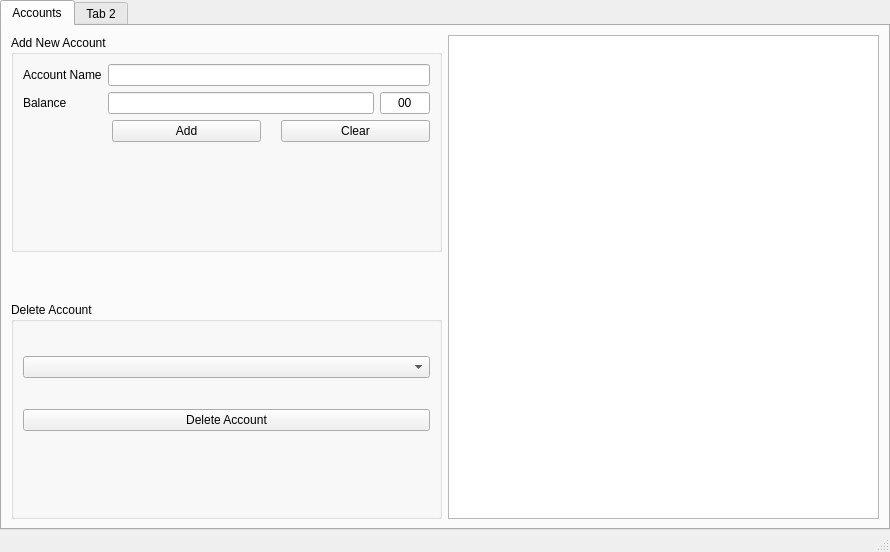
The window that dashboard.ui (kaveenhyacinth/Gerbil-expense-tracker) describes before a commit, drawn with Qt 5.
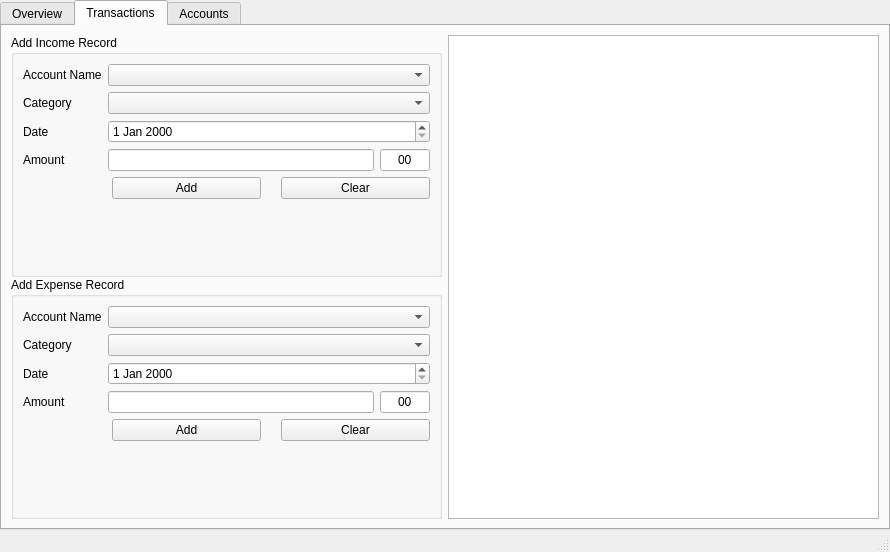
The same window after the commit.

Commit message: Add add-transaction feature

Patch:
```diff
--- a/dashboard.ui
+++ b/dashboard.ui
@@ -33,8 +33,299 @@
     <item>
      <widget class="QTabWidget" name="tabWidget">
       <property name="currentIndex">
-       <number>0</number>
+       <number>1</number>
       </property>
+      <widget class="QWidget" name="tbOverview">
+       <attribute name="title">
+        <string>Overview</string>
+       </attribute>
+      </widget>
+      <widget class="QWidget" name="tbTransaction">
+       <attribute name="title">
+        <string>Transactions</string>
+       </attribute>
+       <layout class="QVBoxLayout" name="verticalLayout_7">
+        <item>
+         <layout class="QHBoxLayout" name="horizontalLayout_4">
+          <item>
+           <layout class="QVBoxLayout" name="verticalLayout_5">
+            <property name="spacing">
+             <number>0</number>
+            </property>
+            <item>
+             <widget class="QGroupBox" name="groupBox_3">
+              <property name="title">
+               <string>Add Income Record</string>
+              </property>
+              <layout class="QFormLayout" name="formLayout_2">
+               <item row="0" column="0">
+                <widget class="QLabel" name="label_4">
+                 <property name="text">
+                  <string>Account Name</string>
+                 </property>
+                </widget>
+               </item>
+               <item row="0" column="1">
+                <widget class="QComboBox" name="cmbTrInAccount"/>
+               </item>
+               <item row="1" column="0">
+                <widget class="QLabel" name="label_7">
+                 <property name="text">
+                  <string>Category</string>
+                 </property>
+                </widget>
+               </item>
+               <item row="1" column="1">
+                <widget class="QComboBox" name="cmbTrInCategory"/>
+               </item>
+               <item row="2" column="0">
+                <widget class="QLabel" name="label_8">
+                 <property name="text">
+                  <string>Date</string>
+                 </property>
+                </widget>
+               </item>
+               <item row="2" column="1">
+                <widget class="QDateEdit" name="dtTrInDate"/>
+               </item>
+               <item row="3" column="0">
+                <widget class="QLabel" name="label_6">
+                 <property name="text">
+                  <string>Amount</string>
+                 </property>
+                </widget>
+               </item>
+               <item row="3" column="1">
+                <layout class="QHBoxLayout" name="horizontalLayout_6">
+                 <item>
+                  <widget class="QLineEdit" name="txtTrInAmount">
+                   <property name="alignment">
+                    <set>Qt::AlignRight|Qt::AlignTrailing|Qt::AlignVCenter</set>
+                   </property>
+                  </widget>
+                 </item>
+                 <item>
+                  <widget class="QLineEdit" name="txtTrInCents">
+                   <property name="sizePolicy">
+                    <sizepolicy hsizetype="MinimumExpanding" vsizetype="Fixed">
+                     <horstretch>0</horstretch>
+                     <verstretch>0</verstretch>
+                    </sizepolicy>
+                   </property>
+                   <property name="maximumSize">
+                    <size>
+                     <width>50</width>
+                     <height>16777215</height>
+                    </size>
+                   </property>
+                   <property name="layoutDirection">
+                    <enum>Qt::LeftToRight</enum>
+                   </property>
+                   <property name="text">
+                    <string>00</string>
+                   </property>
+                   <property name="alignment">
+                    <set>Qt::AlignCenter</set>
+                   </property>
+                  </widget>
+                 </item>
+                </layout>
+               </item>
+               <item row="4" column="0" colspan="2">
+                <widget class="QWidget" name="widget_2" native="true">
+                 <property name="layoutDirection">
+                  <enum>Qt::RightToLeft</enum>
+                 </property>
+                 <layout class="QHBoxLayout" name="horizontalLayout_5">
+                  <property name="spacing">
+                   <number>20</number>
+                  </property>
+                  <property name="leftMargin">
+                   <number>89</number>
+                  </property>
+                  <property name="topMargin">
+                   <number>0</number>
+                  </property>
+                  <property name="rightMargin">
+                   <number>0</number>
+                  </property>
+                  <property name="bottomMargin">
+                   <number>0</number>
+                  </property>
+                  <item>
+                   <widget class="QPushButton" name="btnTrInClear">
+                    <property name="text">
+                     <string>Clear</string>
+                    </property>
+                   </widget>
+                  </item>
+                  <item>
+                   <widget class="QPushButton" name="btnTrInAdd">
+                    <property name="text">
+                     <string>Add</string>
+                    </property>
+                   </widget>
+                  </item>
+                 </layout>
+                </widget>
+               </item>
+              </layout>
+             </widget>
+            </item>
+            <item>
+             <widget class="QGroupBox" name="groupBox_4">
+              <property name="title">
+               <string>Add Expense Record</string>
+              </property>
+              <layout class="QFormLayout" name="formLayout_3">
+               <item row="0" column="0">
+                <widget class="QLabel" name="label_9">
+                 <property name="text">
+                  <string>Account Name</string>
+                 </property>
+                </widget>
+               </item>
+               <item row="0" column="1">
+                <widget class="QComboBox" name="cmbTrExAccount"/>
+               </item>
+               <item row="1" column="0">
+                <widget class="QLabel" name="label_10">
+                 <property name="text">
+                  <string>Category</string>
+                 </property>
+                </widget>
+               </item>
+               <item row="1" column="1">
+                <widget class="QComboBox" name="cmbTrExCategory"/>
+               </item>
+               <item row="2" column="0">
+                <widget class="QLabel" name="label_12">
+                 <property name="text">
+                  <string>Date</string>
+                 </property>
+                </widget>
+               </item>
+               <item row="2" column="1">
+                <widget class="QDateEdit" name="dtTrExDate"/>
+               </item>
+               <item row="3" column="0">
+                <widget class="QLabel" name="label_11">
+                 <property name="text">
+                  <string>Amount</string>
+                 </property>
+                </widget>
+               </item>
+               <item row="3" column="1">
+                <layout class="QHBoxLayout" name="horizontalLayout_7">
+                 <item>
+                  <widget class="QLineEdit" name="txtTrExAmount">
+                   <property name="alignment">
+                    <set>Qt::AlignRight|Qt::AlignTrailing|Qt::AlignVCenter</set>
+                   </property>
+                  </widget>
+                 </item>
+                 <item>
+                  <widget class="QLineEdit" name="txtTrExCents">
+                   <property name="sizePolicy">
+                    <sizepolicy hsizetype="MinimumExpanding" vsizetype="Fixed">
+                     <horstretch>0</horstretch>
+                     <verstretch>0</verstretch>
+                    </sizepolicy>
+                   </property>
+                   <property name="maximumSize">
+                    <size>
+                     <width>50</width>
+                     <height>16777215</height>
+                    </size>
+                   </property>
+                   <property name="layoutDirection">
+                    <enum>Qt::LeftToRight</enum>
+                   </property>
+                   <property name="text">
+                    <string>00</string>
+                   </property>
+                   <property name="alignment">
+                    <set>Qt::AlignCenter</set>
+                   </property>
+                  </widget>
+                 </item>
+                </layout>
+               </item>
+               <item row="4" column="0" colspan="2">
+                <widget class="QWidget" name="widget_3" native="true">
+                 <property name="layoutDirection">
+                  <enum>Qt::RightToLeft</enum>
+                 </property>
+                 <layout class="QHBoxLayout" name="horizontalLayout_8">
+                  <property name="spacing">
+                   <number>20</number>
+                  </property>
+                  <property name="leftMargin">
+                   <number>89</number>
+                  </property>
+                  <property name="topMargin">
+                   <number>0</number>
+                  </property>
+                  <property name="rightMargin">
+                   <number>0</number>
+                  </property>
+                  <property name="bottomMargin">
+                   <number>0</number>
+                  </property>
+                  <item>
+                   <widget class="QPushButton" name="btnTrExClear">
+                    <property name="text">
+                     <string>Clear</string>
+                    </property>
+                   </widget>
+                  </item>
+                  <item>
+                   <widget class="QPushButton" name="btnTrExAdd">
+                    <property name="text">
+                     <string>Add</string>
+                    </property>
+                   </widget>
+                  </item>
+                 </layout>
+                </widget>
+               </item>
+              </layout>
+             </widget>
+            </item>
+           </layout>
+          </item>
+          <item>
+           <widget class="QTableView" name="tblTransactions">
+            <property name="layoutDirection">
+             <enum>Qt::LeftToRight</enum>
+            </property>
+            <property name="autoFillBackground">
+             <bool>true</bool>
+            </property>
+            <property name="showDropIndicator" stdset="0">
+             <bool>false</bool>
+            </property>
+            <attribute name="horizontalHeaderCascadingSectionResizes">
+             <bool>true</bool>
+            </attribute>
+            <attribute name="horizontalHeaderMinimumSectionSize">
+             <number>50</number>
+            </attribute>
+            <attribute name="horizontalHeaderDefaultSectionSize">
+             <number>200</number>
+            </attribute>
+            <attribute name="horizontalHeaderShowSortIndicator" stdset="0">
+             <bool>false</bool>
+            </attribute>
+            <attribute name="horizontalHeaderStretchLastSection">
+             <bool>true</bool>
+            </attribute>
+           </widget>
+          </item>
+         </layout>
+        </item>
+       </layout>
+      </widget>
       <widget class="QWidget" name="tbAccount">
        <attribute name="title">
         <string>Accounts</string>
@@ -232,11 +523,6 @@
         </item>
        </layout>
       </widget>
-      <widget class="QWidget" name="tab_2">
-       <attribute name="title">
-        <string>Tab 2</string>
-       </attribute>
-      </widget>
      </widget>
     </item>
    </layout>
```
The commit also changes 7 other files.
